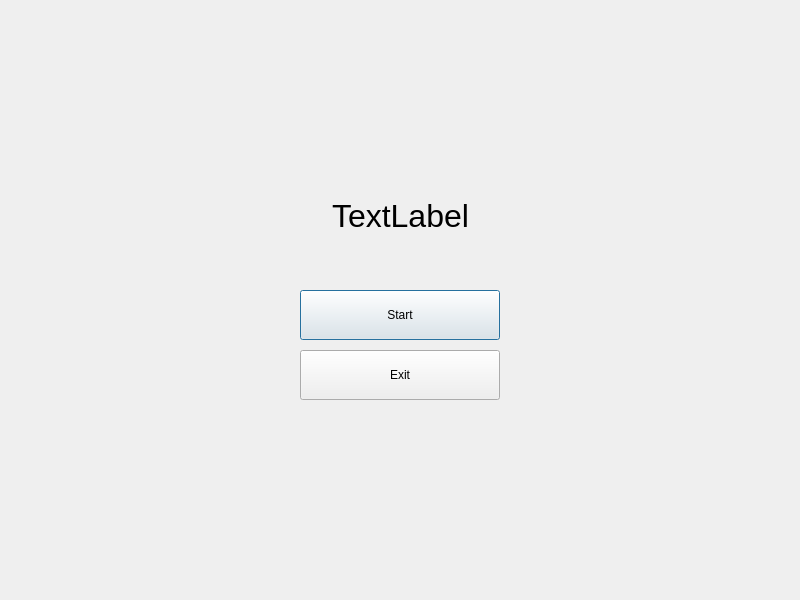
This is gamestartscene.ui in lolium3328/CSC3002-DouDiZhu as Qt 5 draws it before an edit. The edited form follows.
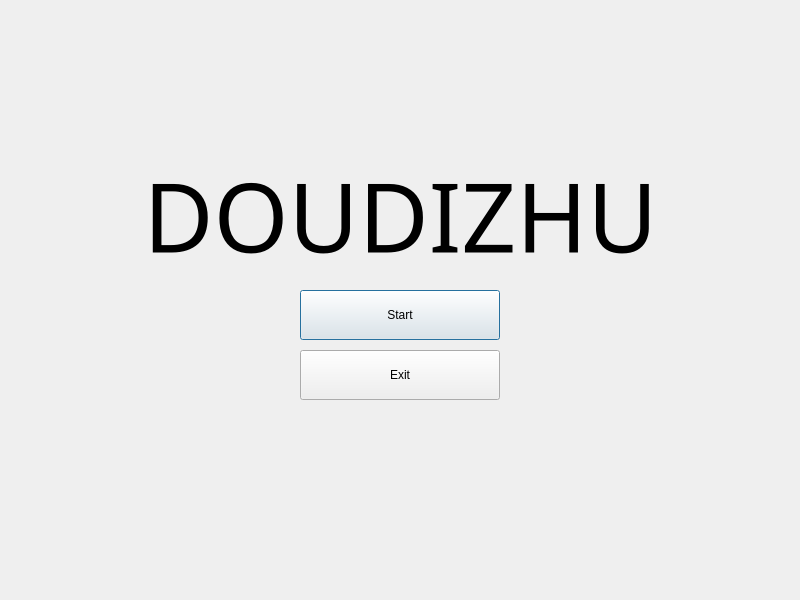
This is the edited form.

```diff
--- a/gamestartscene.ui
+++ b/gamestartscene.ui
@@ -29,19 +29,20 @@
   <widget class="QLabel" name="label">
    <property name="geometry">
     <rect>
-     <x>250</x>
-     <y>160</y>
-     <width>301</width>
-     <height>111</height>
+     <x>50</x>
+     <y>120</y>
+     <width>701</width>
+     <height>191</height>
     </rect>
    </property>
    <property name="font">
     <font>
-     <pointsize>24</pointsize>
+     <family>Ravie</family>
+     <pointsize>72</pointsize>
     </font>
    </property>
    <property name="text">
-    <string>TextLabel</string>
+    <string>DOUDIZHU</string>
    </property>
    <property name="alignment">
     <set>Qt::AlignCenter</set>
```
